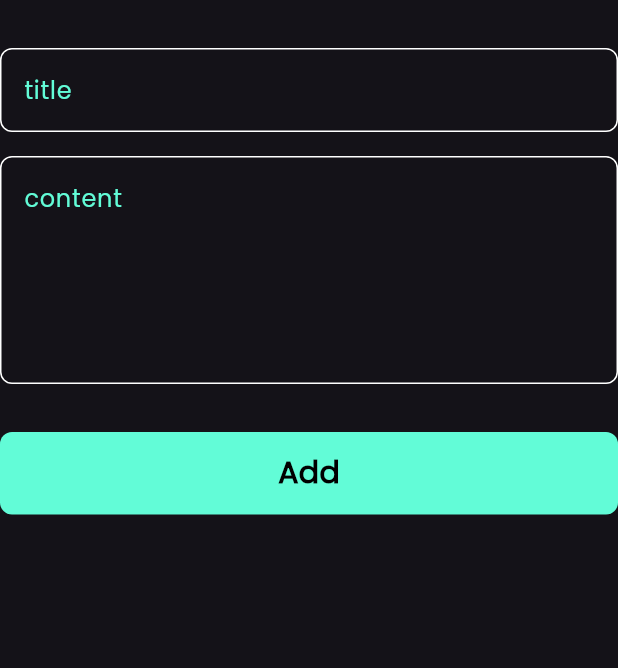
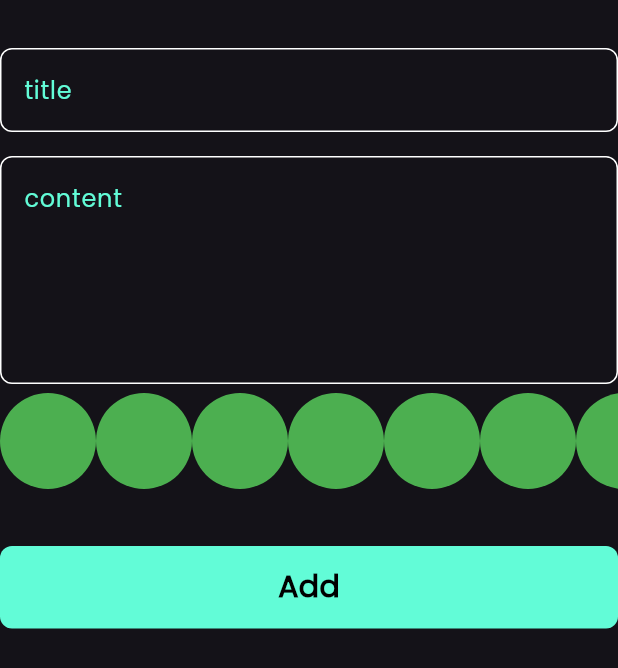
Before and after one commit to mahaalhawila/notes-app, a Flutter app: the AddNoteForm widget shown alone on an empty page, opened directly, on a phone screen of 412 x 824 dp. Shown: the top 668 px of the screen. Run offline on Flutter 3.47's test engine with Material 3 defaults, Android fonts, the phone set to English and light mode, and no system bars; our stand-ins replace bloc, flutter_bloc, font_awesome_flutter, hive, hive_flutter; accounts and stored records are empty.

Commit message:
create colors list view part 1

```diff
--- a/lib/views/widgets/add_note_form.dart
+++ b/lib/views/widgets/add_note_form.dart
@@ -4,6 +4,7 @@ import 'package:flutter_bloc/flutter_bloc.dart';
 import 'package:intl/intl.dart';
 import '../../cubits/add_notes_cubit/add_notes_cubit.dart';
 import '../../models/note_model.dart';
+import 'color_list _view.dart';
 import 'custom_bottom.dart';
 import 'custom_text_field.dart';
 
@@ -40,7 +41,10 @@ class _AddNoteFormState extends State<AddNoteForm> {
             hint: 'content',
             maxLines: 5,
           ),
-          SizedBox(
+
+       const ColorListView(),
+
+          const SizedBox(
             height: 32,
           ),
          BlocBuilder<AddNotesCubit,AddNotesState>(
--- /dev/null
+++ b/lib/views/widgets/color_list _view.dart
@@ -0,0 +1,31 @@
+import 'package:flutter/cupertino.dart';
+import 'package:flutter/material.dart';
+
+class ColorItem extends StatelessWidget {
+  const ColorItem({super.key});
+
+  @override
+  Widget build(BuildContext context) {
+    return const CircleAvatar(
+      radius: 32,
+      backgroundColor: Colors.green,
+    );
+  }
+}
+
+class ColorListView extends StatelessWidget {
+  const ColorListView({super.key});
+
+  @override
+  Widget build(BuildContext context) {
+    return SizedBox(
+      height: 38*2,
+      child: ListView.builder(
+          itemCount: 10,
+          scrollDirection: Axis.horizontal,
+          itemBuilder:(context,index){
+            return const ColorItem();
+          }),
+    );
+  }
+}
```
